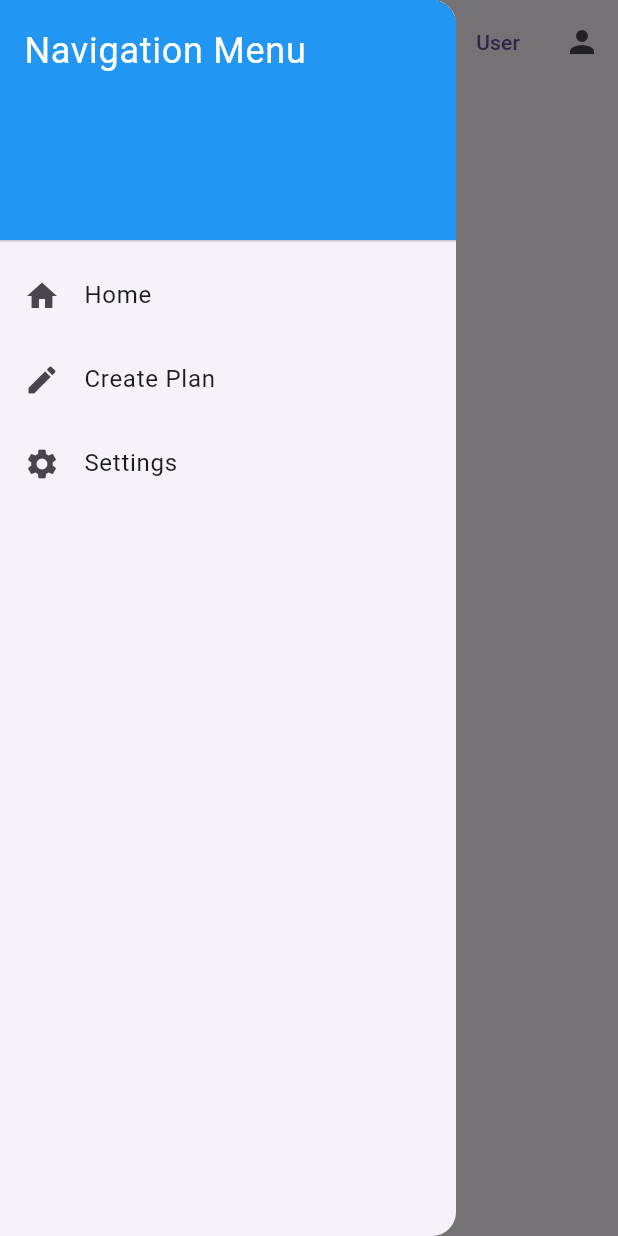
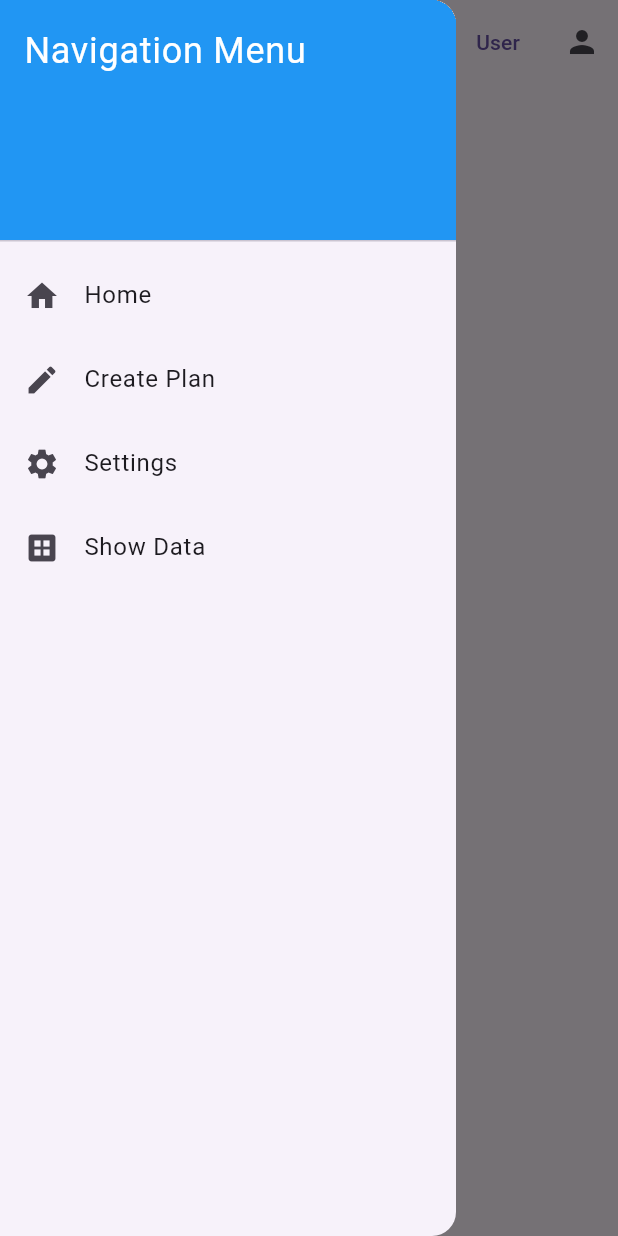
Before and after one commit to androidvitb/Workout-Assistant, a Flutter app: the screen it shows after launch, with the side drawer open, on a phone screen of 412 x 824 dp. Run offline on Flutter 3.47's test engine with Material 3 defaults, Android fonts, the phone set to English and light mode, and no system bars; our stand-ins replace firebase_core, firebase_database; accounts and stored records are empty.

Commit message:
added the saving and fetching of user data

```diff
--- /dev/null
+++ b/lib/dart_files/home_screen.dart
@@ -0,0 +1,15 @@
+import 'package:flutter/material.dart';
+
+class HomeScreen extends StatelessWidget {
+  const HomeScreen({super.key});
+
+  @override
+  Widget build(BuildContext context) {
+    return const Center(
+      child: Text(
+        'Home Screen',
+        style: TextStyle(fontSize: 24),
+      ),
+    );
+  }
+}
--- a/lib/dart_files/login.dart
+++ b/lib/dart_files/login.dart
@@ -91,7 +91,7 @@ class _LoginScreenState extends State<LoginScreen> {
                       if (await verifyUser(
                           usernameController.text, passwordController.text)) {
                         sendingUsername = usernameController.text;
-                        print("Yes user got logged in");
+                        // print("Yes user got logged in");
                       }
                     }
 
--- a/lib/main.dart
+++ b/lib/main.dart
@@ -3,9 +3,12 @@ import 'package:firebase_core/firebase_core.dart';
 import 'package:provider/provider.dart';
 
 import 'package:workout_assistant/dart_files/create_plan.dart';
-import 'package:workout_assistant/dart_files/firebase_db.dart';
+import 'package:workout_assistant/dart_files/home_screen.dart';
+import 'package:workout_assistant/dart_files/setting_screen.dart';
+import 'package:workout_assistant/dart_files/show_data.dart';
 import 'package:workout_assistant/dart_files/login.dart';
 import 'package:workout_assistant/dart_files/change_notifier.dart';
+// import 'package:workout_assistant/dart_files/firebase_db.dart';
 
 // import 'package:new_project/services/local_database.dart';
 
@@ -54,11 +57,20 @@ class SidebarNavigation extends StatefulWidget {
 class SidebarNavigationState extends State<SidebarNavigation> {
   int _selectedIndex = 0;
 
-  final List<Widget> _pages = [
-    const HomeScreen(),
-    const CreatePlanScreen(),
-    const SettingsScreen(),
-  ];
+  Widget _getPage(int index, String username) {
+    switch (index) {
+      case 0:
+        return const HomeScreen();
+      case 1:
+        return CreatePlanScreen(username: username);
+      case 2:
+        return const SettingsScreen();
+      case 3:
+        return DisplayDataScreen(username: username);
+      default:
+        return const HomeScreen();
+    }
+  }
 
   void _onItemTapped(int index) {
     setState(() {
@@ -68,6 +80,8 @@ class SidebarNavigationState extends State<SidebarNavigation> {
 
   @override
   Widget build(BuildContext context) {
+    final username = context.watch<UserProvider>().username;
+
     return Scaffold(
       appBar: AppBar(
         title: const Text('Workout Assistant'),
@@ -98,7 +112,7 @@ class SidebarNavigationState extends State<SidebarNavigation> {
           ),
         ],
       ),
-      body: _pages[_selectedIndex],
+      body: _getPage(_selectedIndex, username),
       drawer: Drawer(
         child: ListView(
           padding: EdgeInsets.zero,
@@ -139,37 +153,17 @@ class SidebarNavigationState extends State<SidebarNavigation> {
                 Navigator.pop(context);
               },
             ),
+            ListTile(
+              leading: const Icon(Icons.dataset),
+              title: const Text('Show Data'),
+              onTap: () {
+                _onItemTapped(3);
+                Navigator.pop(context);
+              },
+            ),
           ],
         ),
       ),
     );
   }
 }
-
-class HomeScreen extends StatelessWidget {
-  const HomeScreen({super.key});
-
-  @override
-  Widget build(BuildContext context) {
-    return const Center(
-      child: Text(
-        'Home Screen',
-        style: TextStyle(fontSize: 24),
-      ),
-    );
-  }
-}
-
-class SettingsScreen extends StatelessWidget {
-  const SettingsScreen({super.key});
-
-  @override
-  Widget build(BuildContext context) {
-    return const Center(
-      child: Text(
-        'Settings Screen',
-        style: TextStyle(fontSize: 24),
-      ),
-    );
-  }
-}
```
Also changed, not shown: lib/dart_files/create_plan.dart (+8 -1 lines), lib/dart_files/firebase_db.dart (+53 -3 lines), lib/dart_files/setting_screen.dart (added, +15 -0 lines), lib/dart_files/show_data.dart (added, +105 -0 lines).
